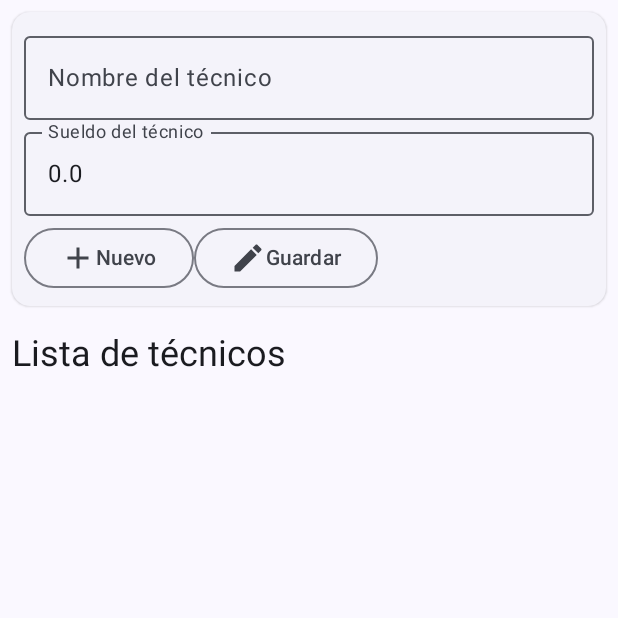
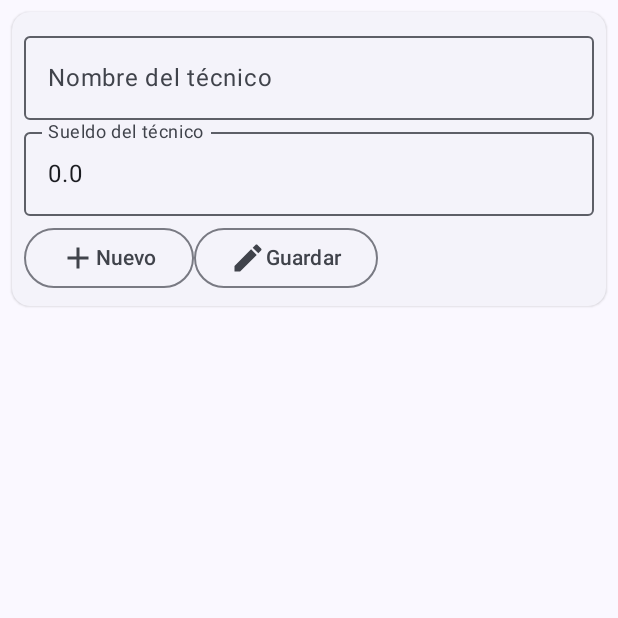
Before and after one commit to freimyhidalgo77/RegistroTecnicosAP2, an Android app built with Jetpack Compose: the screen it shows after launch (MainActivity), on a phone screen of 412 x 824 dp, the top half of it. Run offline under Robolectric (Android 15) with nearby library versions, the phone set to English and light mode, and no system bars; our stand-ins replace Room's generated code; network calls fail.

Commit message:
Creando Screens

```diff
--- a/app/src/main/java/edu/ucne/registrotecnico/presentation/tecnico/EntityListScreen.kt
+++ b/app/src/main/java/edu/ucne/registrotecnico/presentation/tecnico/TecnicoListScreen.kt
@@ -36,10 +36,7 @@ fun TecnicoListScreen(
 
     Column(modifier = Modifier.fillMaxWidth()) {
         Spacer(modifier = Modifier.height(16.dp))
-        Text(
-            text = "Lista de técnicos",
-            style = MaterialTheme.typography.headlineSmall
-        )
+
         Spacer(modifier = Modifier.height(8.dp))
 
         LazyColumn(modifier = Modifier.fillMaxWidth()) {
@@ -56,6 +53,8 @@ fun TecnicoRow(
     onEdit: (TecnicoEntity) -> Unit,
     onDelete: (TecnicoEntity) -> Unit
 ) {
+
+
     Row(
         verticalAlignment = Alignment.CenterVertically,
         modifier = Modifier
--- a/app/src/main/java/edu/ucne/registrotecnico/presentation/tecnico/EntityScreen.kt
+++ b/app/src/main/java/edu/ucne/registrotecnico/presentation/tecnico/TecnicoScreen.kt
@@ -26,11 +26,12 @@ import androidx.compose.ui.graphics.Color
 import androidx.compose.ui.unit.dp
 import edu.ucne.registrotecnico.data.local.database.TecnicoDb
 import edu.ucne.registrotecnico.data.local.entities.TecnicoEntity
+import kotlinx.serialization.Serializable
 
 import kotlinx.coroutines.launch
 
 @Composable
-fun TecnicoScreen(tecnicoDb: TecnicoDb) {
+fun TecnicoScreen(tecnicoId:Int? ,tecnicoDb: TecnicoDb) {
     var nombre by remember { mutableStateOf("") }
     var sueldo by remember { mutableStateOf(0.0) }
     var errorMessage by remember { mutableStateOf<String?>(null) }
```
